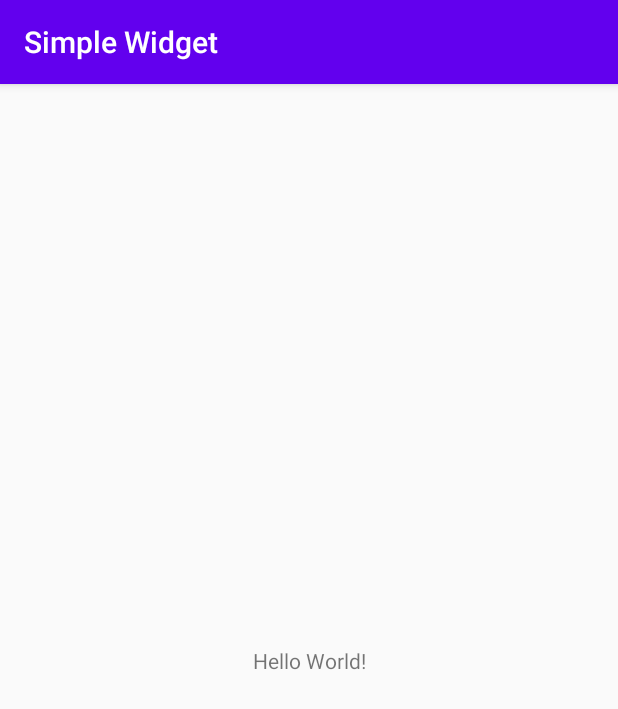
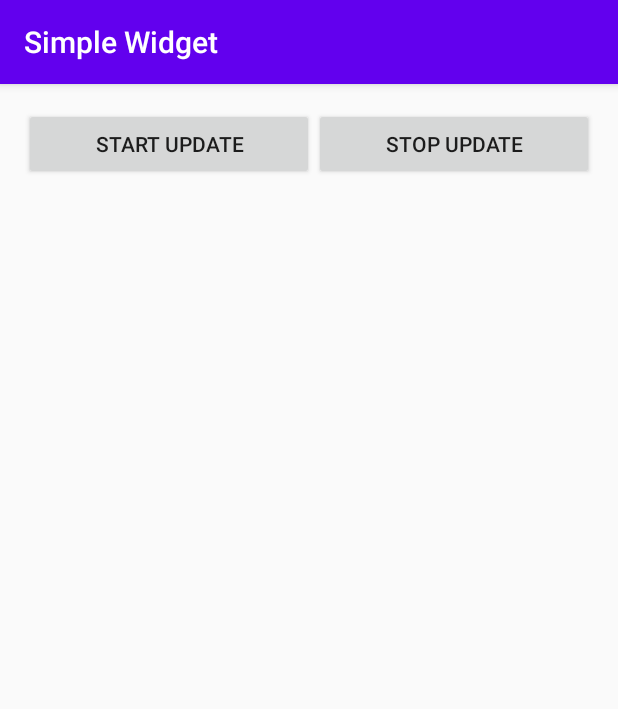
Before and after one commit to adhiiisetiawan/simple-android-widget, an Android app: the screen it shows after launch (MainActivity), on a phone screen of 412 x 824 dp. Shown: the top 709 px of the screen. Run offline under Robolectric (Android 15) with nearby library versions, the phone set to English and light mode, and no system bars.

Commit message:
add confiration to start service

```diff
--- a/app/src/main/AndroidManifest.xml
+++ b/app/src/main/AndroidManifest.xml
@@ -26,6 +26,10 @@
                 <category android:name="android.intent.category.LAUNCHER" />
             </intent-filter>
         </activity>
+        <service android:name=".UpdateWidgetService"
+            android:enabled="true"
+            android:exported="true"
+            android:permission="android.permission.BIND_JOB_SERVICE"/>
     </application>
 
 </manifest>
--- a/app/src/main/res/layout/activity_main.xml
+++ b/app/src/main/res/layout/activity_main.xml
@@ -1,18 +1,26 @@
 <?xml version="1.0" encoding="utf-8"?>
-<androidx.constraintlayout.widget.ConstraintLayout xmlns:android="http://schemas.android.com/apk/res/android"
+<LinearLayout
+    xmlns:android="http://schemas.android.com/apk/res/android"
     xmlns:app="http://schemas.android.com/apk/res-auto"
     xmlns:tools="http://schemas.android.com/tools"
     android:layout_width="match_parent"
     android:layout_height="match_parent"
+    android:orientation="horizontal"
+    android:padding="16dp"
     tools:context=".MainActivity">
 
-    <TextView
+    <Button
+        android:id="@+id/btn_start"
         android:layout_width="wrap_content"
         android:layout_height="wrap_content"
-        android:text="Hello World!"
-        app:layout_constraintBottom_toBottomOf="parent"
-        app:layout_constraintLeft_toLeftOf="parent"
-        app:layout_constraintRight_toRightOf="parent"
-        app:layout_constraintTop_toTopOf="parent" />
+        android:layout_weight="1"
+        android:text="@string/start_update"/>
 
-</androidx.constraintlayout.widget.ConstraintLayout>
+    <Button
+        android:id="@+id/btn_stop"
+        android:layout_width="wrap_content"
+        android:layout_height="wrap_content"
+        android:layout_weight="1"
+        android:text="@string/stop_update"/>
+
+</LinearLayout>
--- a/app/src/main/res/values/strings.xml
+++ b/app/src/main/res/values/strings.xml
@@ -2,4 +2,6 @@
     <string name="app_name">Simple Widget</string>
     <string name="appwidget_text">EXAMPLE</string>
     <string name="add_widget">Add widget</string>
+    <string name="start_update">Start Update</string>
+    <string name="stop_update">Stop Update</string>
 </resources>
--- a/app/src/main/res/xml/random_numbers_widget_info.xml
+++ b/app/src/main/res/xml/random_numbers_widget_info.xml
@@ -3,8 +3,8 @@
     android:initialKeyguardLayout="@layout/random_numbers_widget"
     android:initialLayout="@layout/random_numbers_widget"
     android:minWidth="40dp"
-    android:minHeight="40dp"
+    android:minHeight="220dp"
     android:previewImage="@drawable/example_appwidget_preview"
     android:resizeMode="horizontal|vertical"
-    android:updatePeriodMillis="86400000"
+    android:updatePeriodMillis="0"
     android:widgetCategory="home_screen"></appwidget-provider>
```
Also changed, not shown: app/src/main/java/com/example/simplewidget/MainActivity.java (+60 -1 lines).
